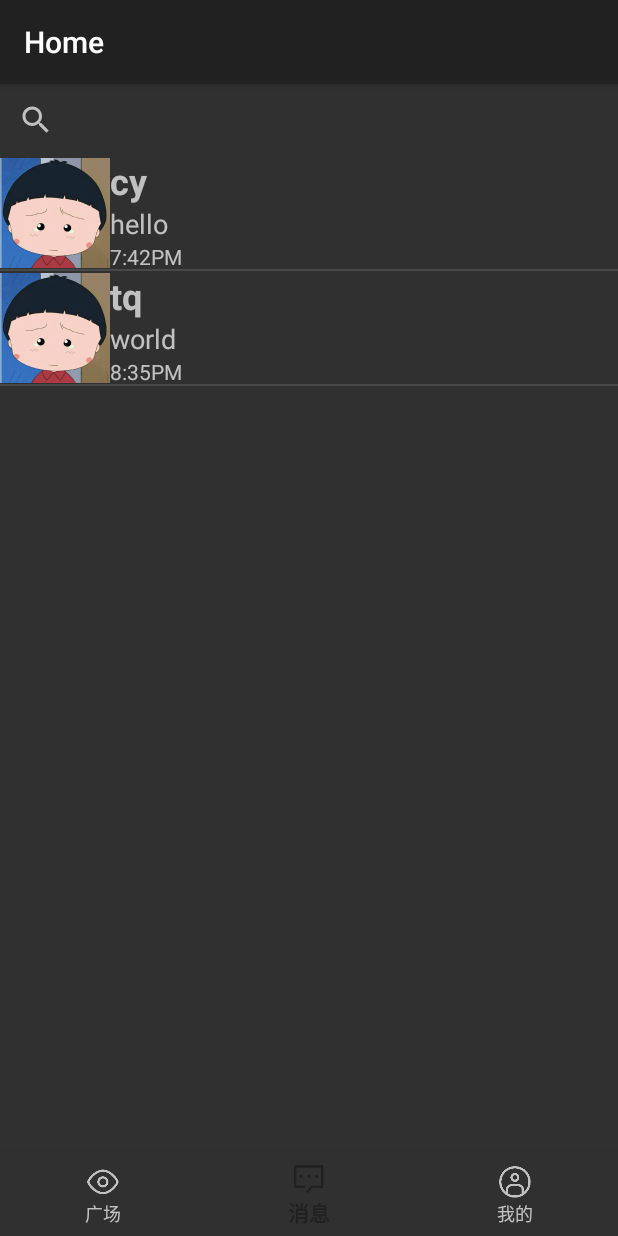
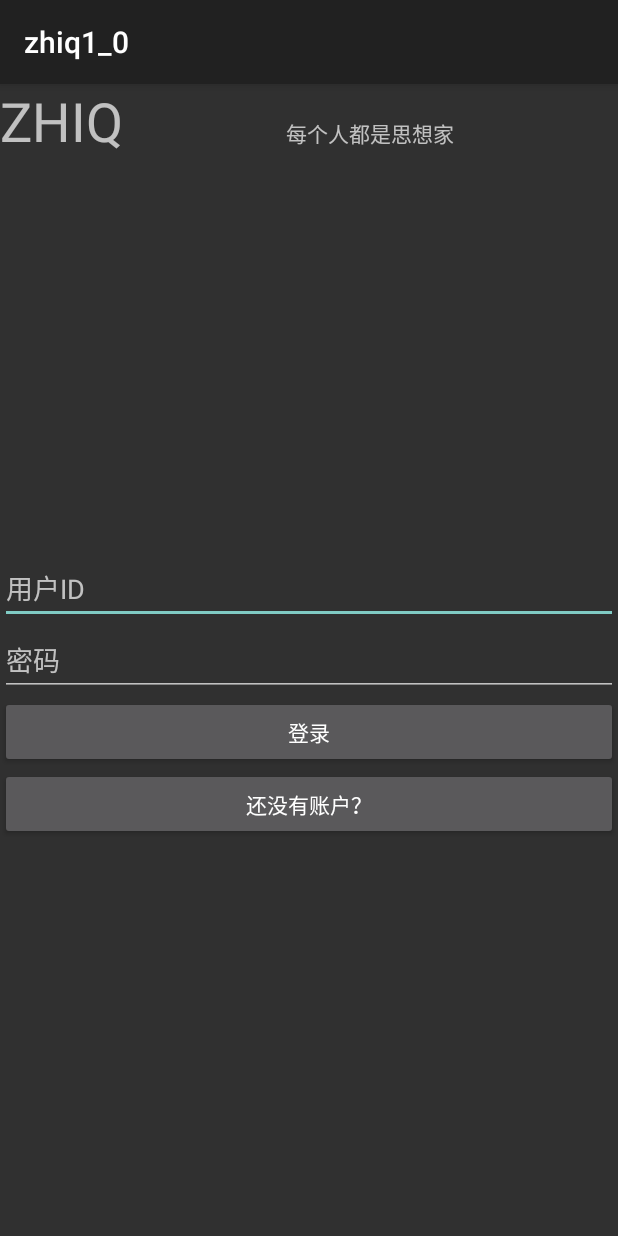
Before and after one commit to KIKOcaoyue/zhiQ, an Android app: the screen it shows after launch (MainActivity before the commit, LoginActivity after it), on a phone screen of 412 x 824 dp. Run offline under Robolectric (Android 15) with nearby library versions, the phone set to English and light mode, and no system bars; libraries missing offline, so code that uses them is left out: cn.bmob.v3; 1 statement that could not run was skipped.

Commit message:
updated some activity. changed databases solution, used bmob cloud.

```diff
--- a/app/src/main/java/com/nuistcy/zhiq1_0/ui/notifications/NotificationsFragment.java
+++ b/app/src/main/java/com/nuistcy/zhiq1_0/ui/notifications/NotificationsFragment.java
@@ -15,6 +15,7 @@ import androidx.lifecycle.Observer;
 import androidx.lifecycle.ViewModelProviders;
 
 import com.nuistcy.zhiq1_0.R;
+import com.nuistcy.zhiq1_0.activity.LaunchtopicActivity;
 import com.nuistcy.zhiq1_0.activity.ViewtopicActivity;
 
 public class NotificationsFragment extends Fragment {
@@ -44,7 +45,7 @@ public class NotificationsFragment extends Fragment {
         btnlaunch.setOnClickListener(new View.OnClickListener() {
             @Override
             public void onClick(View view) {
-                startActivity(new Intent(getActivity(), ViewtopicActivity.class));
+                startActivity(new Intent(getActivity(), LaunchtopicActivity.class));
             }
         });
     }
--- /dev/null
+++ b/app/src/main/res/layout/activity_login.xml
@@ -0,0 +1,66 @@
+<?xml version="1.0" encoding="utf-8"?>
+<LinearLayout xmlns:android="http://schemas.android.com/apk/res/android"
+    xmlns:app="http://schemas.android.com/apk/res-auto"
+    xmlns:tools="http://schemas.android.com/tools"
+    android:layout_width="match_parent"
+    android:layout_height="match_parent"
+    android:orientation="vertical"
+    tools:context=".activity.LoginActivity">
+
+    <LinearLayout
+        android:layout_width="match_parent"
+        android:layout_height="wrap_content"
+        android:orientation="horizontal">
+
+        <TextView
+            android:id="@+id/titletxt"
+            android:layout_width="wrap_content"
+            android:layout_height="wrap_content"
+            android:layout_weight="1"
+            android:text="ZHIQ"
+            android:textSize="36sp" />
+
+        <TextView
+            android:id="@+id/describetxt"
+            android:layout_width="wrap_content"
+            android:layout_height="wrap_content"
+            android:layout_weight="1"
+            android:text="每个人都是思想家" />
+    </LinearLayout>
+
+    <LinearLayout
+        android:layout_width="match_parent"
+        android:layout_height="match_parent"
+        android:gravity="center"
+        android:orientation="vertical">
+
+        <EditText
+            android:id="@+id/editusername"
+            android:layout_width="match_parent"
+            android:layout_height="wrap_content"
+            android:ems="10"
+            android:hint="用户ID"
+            android:inputType="textPersonName" />
+
+        <EditText
+            android:id="@+id/editpwd"
+            android:layout_width="match_parent"
+            android:layout_height="wrap_content"
+            android:ems="10"
+            android:hint="密码"
+            android:inputType="textPersonName" />
+
+        <Button
+            android:id="@+id/btnlogin"
+            android:layout_width="match_parent"
+            android:layout_height="wrap_content"
+            android:text="登录" />
+
+        <Button
+            android:id="@+id/btnregister"
+            android:layout_width="match_parent"
+            android:layout_height="wrap_content"
+            android:text="还没有账户？" />
+
+    </LinearLayout>
+</LinearLayout>
--- a/build.gradle
+++ b/build.gradle
@@ -20,7 +20,7 @@ allprojects {
     repositories {
         google()
         jcenter()
-
+        maven {url 'https://dl.bintray.com/chaozhouzhang/maven' }
     }
 }
 
```
Also changed, not shown: app/build.gradle (+12 -1 lines), app/src/main/AndroidManifest.xml (+31 -4 lines), app/src/main/java/com/nuistcy/zhiq1_0/activity/AnswerActivity.java (added, +16 -0 lines), app/src/main/java/com/nuistcy/zhiq1_0/activity/LaunchtopicActivity.java (added, +16 -0 lines), app/src/main/java/com/nuistcy/zhiq1_0/activity/LoginActivity.java (added, +82 -0 lines), app/src/main/java/com/nuistcy/zhiq1_0/activity/UserinforActivity.java (added, +16 -0 lines), app/src/main/java/com/nuistcy/zhiq1_0/activity/ViewtopicActivity.java (+13 -0 lines), app/src/main/java/com/nuistcy/zhiq1_0/entity/User.java (added, +43 -0 lines), app/src/main/java/com/nuistcy/zhiq1_0/nets/socketHandle.java (added, +64 -0 lines), app/src/main/java/com/nuistcy/zhiq1_0/ui/dashboard/DashboardFragment.java (+28 -6 lines), app/src/main/java/com/nuistcy/zhiq1_0/ui/home/HomeFragment.java (+7 -1 lines), app/src/main/java/com/nuistcy/zhiq1_0/utils/loginUtils.java (added, +16 -0 lines), app/src/main/res/layout/activity_answer.xml (added, +37 -0 lines), app/src/main/res/layout/activity_launchtopic.xml (added, +46 -0 lines), 2 more files.
